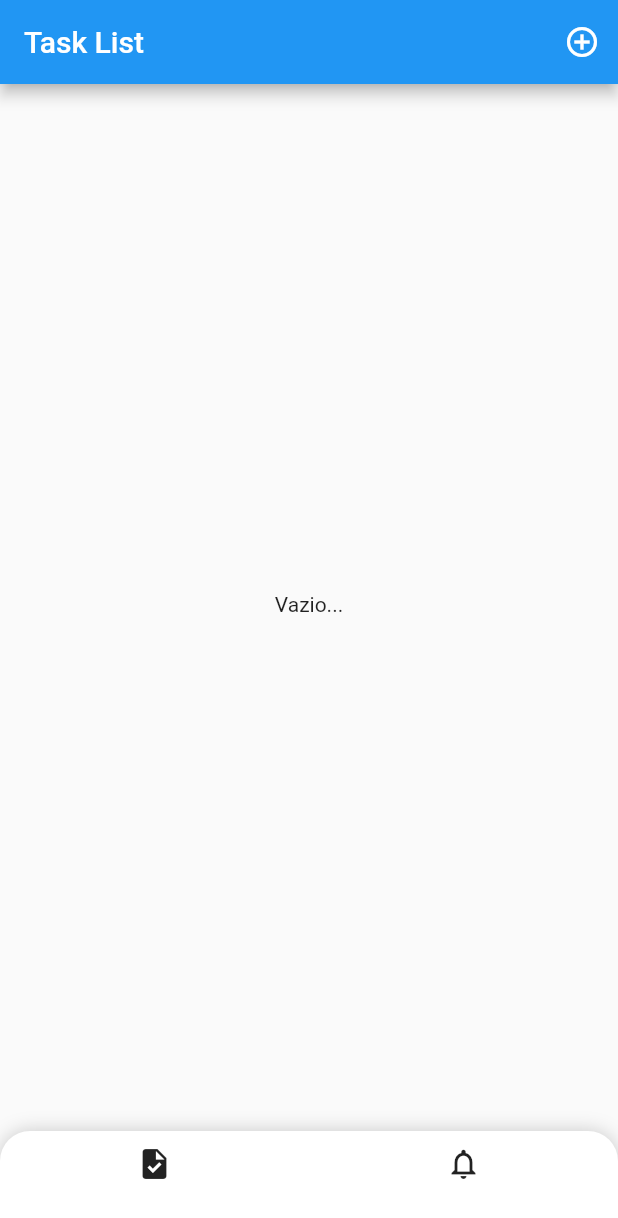
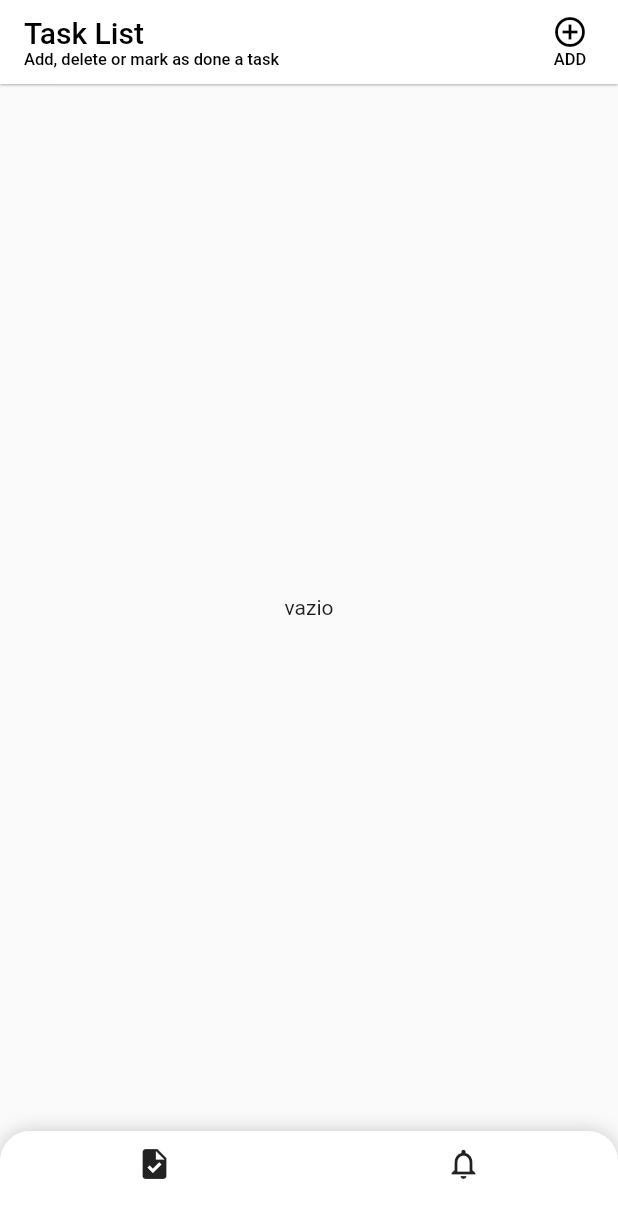
Before and after one commit to gabrieuu/todo_List_flutter, a Flutter app: the screen it shows after launch, on a phone screen of 412 x 824 dp. Shown: the top 1218 px of the screen. Run offline on Flutter 3.47's test engine with Material 2 defaults, Android fonts, the phone set to English and light mode, and no system bars.

Commit message:
finalizado adição de items

```diff
--- a/lib/main.dart
+++ b/lib/main.dart
@@ -2,7 +2,6 @@ import 'dart:ui';
 
 import 'package:flutter/material.dart';
 import 'package:test/pages/home_page.dart';
-import 'package:test/util/colors.dart';
 
 main() {
   runApp(const MyApp());
--- a/lib/models/list_items.dart
+++ /dev/null
@@ -1,3 +0,0 @@
-import 'package:test/models/task_items.dart';
-
-List<TaskItems> listaItems = [];
--- a/lib/pages/home_page.dart
+++ b/lib/pages/home_page.dart
@@ -1,52 +1,88 @@
 import 'package:flutter/material.dart';
-import 'package:test/models/list_items.dart';
+import 'package:test/models/task_items.dart';
 import 'package:test/util/colors.dart';
-import 'package:test/widgets/header.dart';
+import 'package:test/widgets/modals/modal_add.dart';
 import 'package:test/widgets/tasks_box.dart';
 
-class HomePage extends StatelessWidget {
+class HomePage extends StatefulWidget {
   const HomePage({super.key});
 
   @override
+  State<HomePage> createState() => _HomePageState();
+}
+
+class _HomePageState extends State<HomePage> {
+
+  List<TaskItems> listItems = [];
+
+  @override
   Widget build(BuildContext context) {
+
     return Scaffold(
-      appBar: _appBar(),
-      body: _body(),
+      appBar: _appBar(context),
+      body: _body(listItems),
       bottomNavigationBar: _bottomNav(),
     );
   }
-  _appBar(){
+
+  _appBar(BuildContext context){
     return AppBar(
-        title: Text("Task List"),
+        title: Column(
+          crossAxisAlignment: CrossAxisAlignment.start,
+          children: [
+            Text("Task List", style: TextStyle(color: black),),
+            Text("Add, delete or mark as done a task",style: TextStyle(color: black, fontSize: 11),)
+          ],
+        ),
+        elevation: 0.6,
+        backgroundColor: Colors.white,
         actions: [
-          IconButton(icon: Icon(Icons.add_circle_outline),
-            onPressed: (){
+          TextButton(
+            child: Column(
+              mainAxisAlignment: MainAxisAlignment.center,
+              children: [
+                Icon(Icons.add_circle_outline,color: black,),
+                Text("ADD",style: TextStyle(color: black, fontSize: 11),)
+              ],
+            ),
+            onPressed: () async{
+              TaskItems? lista = await showModalBottomSheet<TaskItems>(
+                context: context,
+                builder: (context) => const ShowModal());
 
-            },),
+                if(lista != null){
+                  setState(() {
+                   listItems.add(lista);
+                  });
+                }
+
+
+              },
+
+            ),
         ]
       );
   }
-  _body(){
-    return Container(
-        padding: const EdgeInsets.symmetric(horizontal: 15),
-        child: Column(
-          children: [
 
-            Builder(builder: (context) {
-              if(listaItems.isEmpty){
-                return Container(
-                  alignment: Alignment.center,
-                  height: MediaQuery.of(context).size.height-130,
-                  child: const Text("Vazio..."),
-                );
-              }else{
-                return const Tasks();
-              }
-            },)
-          ],
+ _body(List<TaskItems> lista) {
+    if (lista.isEmpty) {
+      return Center(
+        child: Text("vazio"),
+      );
+    } else {
+      return Padding(
+        padding: const EdgeInsets.all(8.0),
+        child: ListView.builder(
+          itemCount: lista.length,
+          itemBuilder: (context, index) => Tasks(task: lista[index]),
+
         ),
-    );
+      );
+    }
   }
+
+
+
   _bottomNav(){
     return Container(
       height: 70,
--- a/lib/widgets/tasks_box.dart
+++ b/lib/widgets/tasks_box.dart
@@ -1,16 +1,22 @@
 import 'package:flutter/material.dart';
+import 'package:test/models/task_items.dart';
 import 'package:test/util/colors.dart';
 
 class Tasks extends StatefulWidget {
-  const Tasks({super.key});
+  final TaskItems task;
+
+  const Tasks({Key? key, required this.task}) : super (key: key);
 
   @override
   State<Tasks> createState() => _TasksState();
 }
 
 class _TasksState extends State<Tasks> {
+
   @override
   Widget build(BuildContext context) {
+    TaskItems task  = widget.task;
+
     return Container(
 
       margin: const EdgeInsets.only(top: 10),
@@ -26,8 +32,8 @@ class _TasksState extends State<Tasks> {
           Row(
             mainAxisAlignment: MainAxisAlignment.spaceBetween,
             children: [
-              const Text("Ir a Academia",style: TextStyle(fontWeight: FontWeight.bold),),
-              Text("HIGH", style: TextStyle(fontSize: 9, color: danger, fontWeight: FontWeight.bold),)
+              Text(task.title,style: const TextStyle(fontWeight: FontWeight.bold),),
+              Text(task.importance, style: TextStyle(fontSize: 9, color: danger, fontWeight: FontWeight.bold),)
             ],
           ),
           Container(
@@ -36,7 +42,7 @@ class _TasksState extends State<Tasks> {
             constraints: const BoxConstraints(
               maxWidth: 400
             ),
-            child: const Text("Lorem ipsum dolor sit amet, consectetur adipiscing elit. Sed aliquet lectus vitae eleifend vestibulum. Vestibulum vitae faucibus libero.",style: TextStyle(fontSize: 9),)
+            child: Text(task.description,style: const TextStyle(fontSize: 9),)
             ),
           Row(
             mainAxisAlignment: MainAxisAlignment.spaceBetween,
```
Also changed, not shown: lib/list_items/list_items.dart (deleted, +0 -33 lines), lib/widgets/header.dart (deleted, +0 -41 lines), lib/widgets/modals/modal_add.dart (+10 -14 lines).
